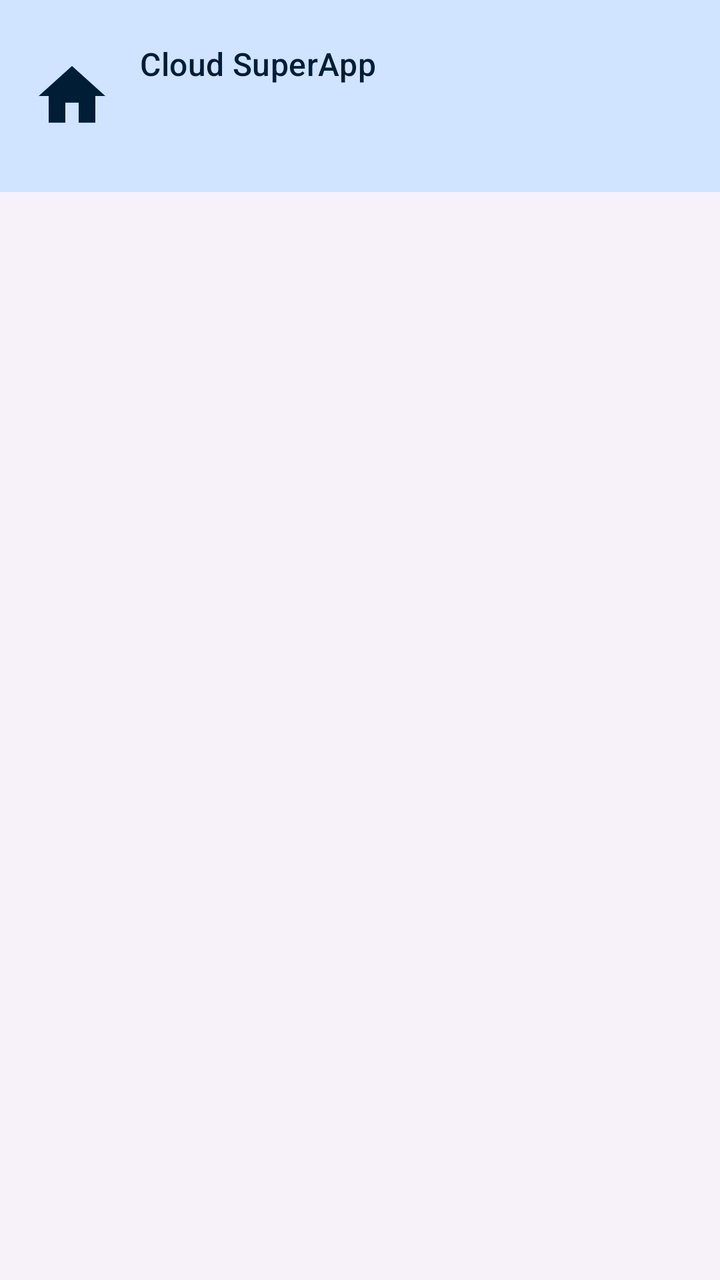
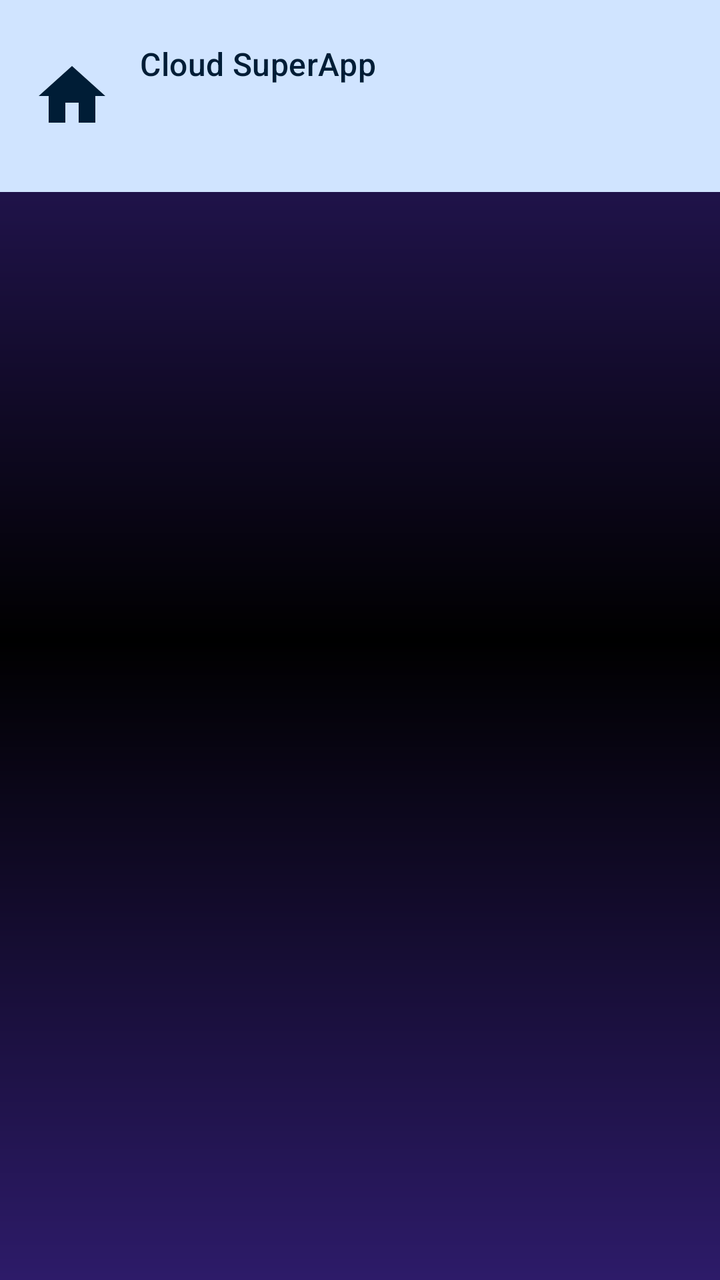

Compare the two renders of this Android layout. The source of the first and the diff that turns it into the second are given below.
<!-- AndroidManifest.xml: application theme Theme.Superapp -->
<!-- res/layout/fragment_home_drawer.xml -->
<?xml version="1.0" encoding="utf-8"?>
<com.google.android.material.navigation.NavigationView
    xmlns:android="http://schemas.android.com/apk/res/android"
    xmlns:app="http://schemas.android.com/apk/res-auto"
    android:id="@+id/navigation_view"
    android:layout_width="match_parent"
    android:layout_height="match_parent"
    app:headerLayout="@layout/nav_header"
    app:itemMinHeight="44dp"
    app:itemHorizontalPadding="14dp"
    app:itemIconPadding="14dp"
    app:itemTextAppearance="?attr/textAppearanceBodyMedium"
    app:itemIconSize="26dp"
    app:subheaderInsetStart="8dp"
    app:dividerInsetStart="8dp" />
<!-- res/layout/nav_header.xml (included above) -->
<?xml version="1.0" encoding="utf-8"?>
<LinearLayout xmlns:android="http://schemas.android.com/apk/res/android"
    xmlns:app="http://schemas.android.com/apk/res-auto"
    android:id="@+id/nav_header_root"
    android:layout_width="match_parent"
    android:layout_height="wrap_content"
    android:background="?attr/colorPrimaryContainer"
    android:clickable="true"
    android:focusable="true"
    android:foreground="?attr/selectableItemBackground"
    android:gravity="center_vertical"
    android:minHeight="96dp"
    android:orientation="horizontal"
    android:paddingHorizontal="16dp"
    android:paddingVertical="10dp">

    <ImageView
        android:layout_width="40dp"
        android:layout_height="40dp"
        android:layout_marginEnd="14dp"
        android:src="@drawable/ic_home"
        app:tint="?attr/colorOnPrimaryContainer" />

    <LinearLayout
        android:layout_width="match_parent"
        android:layout_height="wrap_content"
        android:orientation="vertical">

        <TextView
            android:id="@+id/nav_header_title"
            android:layout_width="match_parent"
            android:layout_height="wrap_content"
            android:ellipsize="end"
            android:singleLine="true"
            android:text="@string/app_name"
            android:textColor="?attr/colorOnPrimaryContainer"
            android:textAppearance="?attr/textAppearanceTitleMedium" />

        <TextView
            android:id="@+id/nav_header_build"
            android:layout_width="match_parent"
            android:layout_height="wrap_content"
            android:layout_marginTop="2dp"
            android:ellipsize="end"
            android:singleLine="true"
            android:alpha="0.7"
            android:fontFamily="monospace"
            android:textColor="?attr/colorOnPrimaryContainer"
            android:textAppearance="?attr/textAppearanceLabelSmall" />

        <TextView
            android:id="@+id/nav_header_timestamp"
            android:layout_width="match_parent"
            android:layout_height="wrap_content"
            android:layout_marginTop="1dp"
            android:ellipsize="end"
            android:singleLine="true"
            android:alpha="0.55"
            android:fontFamily="monospace"
            android:textColor="?attr/colorOnPrimaryContainer"
            android:textAppearance="?attr/textAppearanceLabelSmall" />
    </LinearLayout>
</LinearLayout>
<!-- resources referenced by this layout -->
<resources>
  <!-- drawable ic_home (drawable) -->
  <?xml version="1.0" encoding="utf-8"?>
  <vector xmlns:android="http://schemas.android.com/apk/res/android"
      android:width="24dp"
      android:height="24dp"
      android:viewportWidth="24"
      android:viewportHeight="24"
      android:tint="?attr/colorOnSurface">
      <path
          android:fillColor="@android:color/white"
          android:pathData="M10,20v-6h4v6h5v-8h3L12,3 2,12h3v8z" />
  </vector>
  <string name="app_name">Cloud SuperApp</string>
  <style name="Theme.Superapp" parent="Theme.Material3.DayNight.NoActionBar">
          
          <item name="colorPrimary">@color/cloud_primary</item>
          <item name="colorOnPrimary">@color/cloud_on_primary</item>
          <item name="colorPrimaryContainer">@color/cloud_primary_container</item>
          <item name="colorOnPrimaryContainer">@color/cloud_on_primary_container</item>
          <item name="colorSecondary">@color/cloud_secondary</item>
          <item name="colorSecondaryContainer">@color/cloud_secondary_container</item>
          <item name="colorOnSecondaryContainer">@color/cloud_on_secondary_container</item>
          <item name="colorTertiary">@color/cloud_tertiary</item>
          <item name="colorTertiaryContainer">@color/cloud_tertiary_container</item>
  
          
          <item name="android:windowBackground">@drawable/bg_gradient_black_purple</item>
          <item name="android:colorBackground">#FF000000</item>
  
          
          <item name="android:statusBarColor" tools:targetApi="lollipop">@android:color/transparent</item>
          <item name="android:navigationBarColor" tools:targetApi="lollipop">@android:color/transparent</item>
          <item name="android:windowDrawsSystemBarBackgrounds" tools:targetApi="lollipop">true</item>
          <item name="android:windowLightStatusBar" tools:targetApi="m">false</item>
          <item name="android:windowLightNavigationBar" tools:targetApi="o_mr1">false</item>
          <item name="android:enforceStatusBarContrast" tools:targetApi="q">false</item>
          <item name="android:enforceNavigationBarContrast" tools:targetApi="q">false</item>
  
          
          <item name="bottomNavigationStyle">@style/Widget.CloudSuperApp.BottomNavigationView</item>
      </style>
  <color name="cloud_primary">#FF1565C0</color>
  <color name="cloud_on_primary">#FFFFFFFF</color>
  <color name="cloud_primary_container">#FFD0E4FF</color>
  <color name="cloud_on_primary_container">#FF001D36</color>
  <color name="cloud_secondary">#FF535F70</color>
  <color name="cloud_secondary_container">#FFD7E3F7</color>
  <color name="cloud_on_secondary_container">#FF101C2B</color>
  <color name="cloud_tertiary">#FF6B5778</color>
  <color name="cloud_tertiary_container">#FFF3DAFF</color>
  <!-- drawable bg_gradient_black_purple (drawable) -->
  <?xml version="1.0" encoding="utf-8"?>
  <shape xmlns:android="http://schemas.android.com/apk/res/android"
      android:shape="rectangle">
      <gradient
          android:type="linear"
          android:angle="270"
          android:startColor="#FF2D1B69"
          android:centerColor="#FF000000"
          android:endColor="#FF2D1B69" />
  </shape>
  <style name="Widget.CloudSuperApp.BottomNavigationView" parent="Widget.Material3.BottomNavigationView">
          <item name="itemActiveIndicatorStyle">@style/Widget.CloudSuperApp.BottomNavigationView.ActiveIndicator</item>
      </style>
  <style name="Widget.CloudSuperApp.BottomNavigationView.ActiveIndicator" parent="Widget.Material3.BottomNavigationView.ActiveIndicator">
          <item name="android:color">@color/cloud_primary_container</item>
      </style>
</resources>

<!-- the commit's change to res/layout/fragment_home_drawer.xml (unified diff, before → after) -->
@@ -5,12 +5,17 @@
     android:id="@+id/navigation_view"
     android:layout_width="match_parent"
     android:layout_height="match_parent"
+    android:background="@android:color/transparent"
     app:headerLayout="@layout/nav_header"
     app:itemMinHeight="44dp"
     app:itemHorizontalPadding="14dp"
     app:itemIconPadding="14dp"
     app:itemTextAppearance="?attr/textAppearanceBodyMedium"
+    app:itemTextColor="#FFE9D8FD"
+    app:itemIconTint="#FFE9D8FD"
+    app:itemBackground="@android:color/transparent"
     app:itemIconSize="26dp"
+    app:subheaderColor="#CCB794F4"
     app:subheaderInsetStart="8dp"
     app:dividerInsetStart="8dp" />
 <!-- res/layout/nav_header.xml (included above) -->
